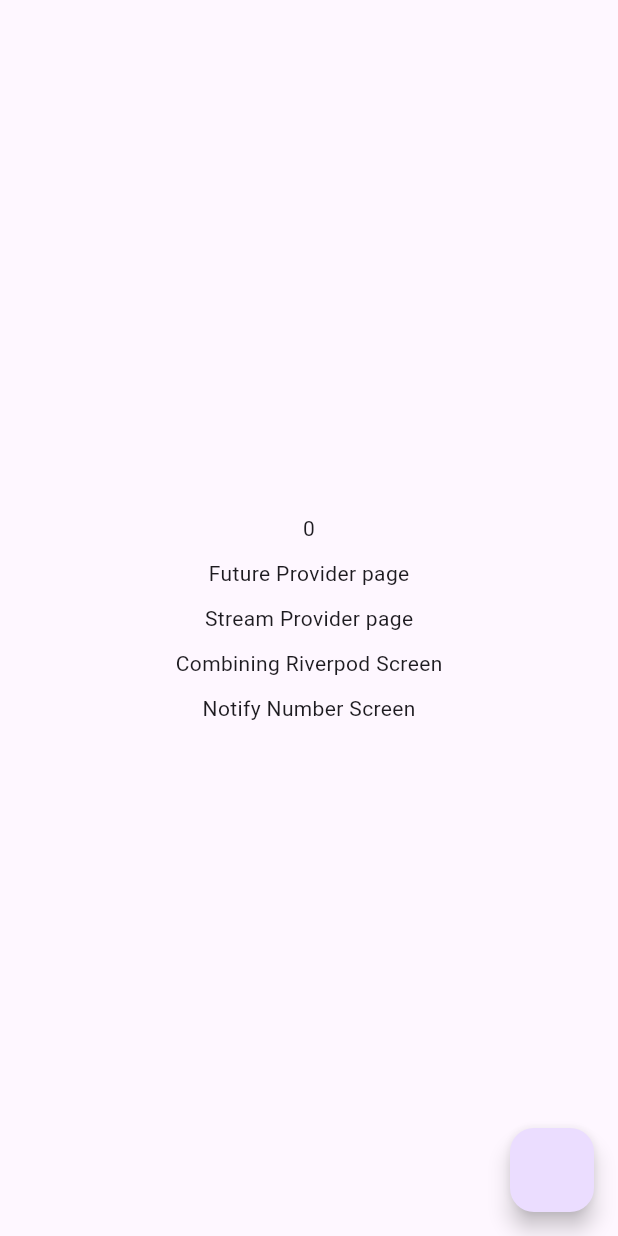
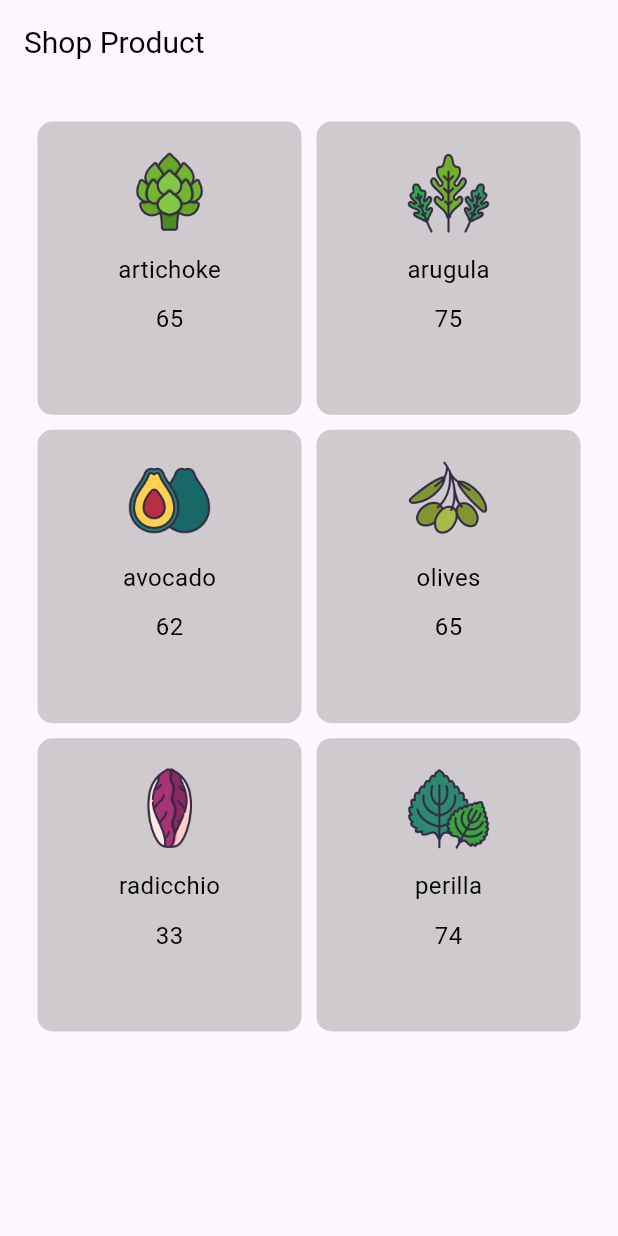
Before and after one commit to abdulrahmanahme/Flutter-Riverpod, a Flutter app: the screen it shows after launch, on a phone screen of 412 x 824 dp. Run offline on Flutter 3.47's test engine with Material 3 defaults, Android fonts, the phone set to English and light mode, and no system bars; our stand-ins replace flutter_riverpod; missing offline and left inert: dart:ffi.

Commit message:
- Add shop product

```diff
--- a/lib/main.dart
+++ b/lib/main.dart
@@ -2,6 +2,7 @@ import 'package:flutter/material.dart';
 import 'package:flutter_riverpod/flutter_riverpod.dart';
 import 'package:riverpod2/riverpod/first_example_riverpod.dart';
 import 'package:riverpod2/riverpod/second_example_riverpod.dart';
+import 'package:riverpod2/shop/view/shop_product_screen.dart';
 
 void main() {
   runApp(
@@ -20,7 +21,7 @@ class MyApp extends StatelessWidget {
         colorScheme: ColorScheme.fromSeed(seedColor: Colors.deepPurple),
         useMaterial3: true,
       ),
-      home: const FirstExampleRiverpod(),
+      home: const ShopProductScreen(),
     );
   }
 }
--- a/lib/riverpod/notify_number.dart
+++ b/lib/riverpod/notify_number.dart
@@ -1,5 +1,11 @@
 import 'package:flutter/material.dart';
+import 'package:flutter_riverpod/flutter_riverpod.dart';
 
+var notifyNumber =
+    ChangeNotifierProvider<NotifyNumber>((ref) {
+     final notifyNumber =NotifyNumber();
+     return notifyNumber;
+    });
 class NotifyNumber extends ChangeNotifier {
   int number = 0;
   increase() {
--- a/lib/riverpod/notify_number_screen.dart
+++ b/lib/riverpod/notify_number_screen.dart
@@ -2,8 +2,6 @@ import 'package:flutter/material.dart';
 import 'package:flutter_riverpod/flutter_riverpod.dart';
 import 'package:riverpod2/riverpod/notify_number.dart';
 
-var notifyNumber =
-    ChangeNotifierProvider<NotifyNumber>((ref) => NotifyNumber());
 
 class NotifyNumberScreen extends ConsumerWidget {
   const NotifyNumberScreen({super.key});
@@ -11,7 +9,6 @@ class NotifyNumberScreen extends ConsumerWidget {
   @override
   Widget build(BuildContext context, ref) {
     var numerValue = ref.watch(notifyNumber);
-
     return Scaffold(
       body: Column(
         mainAxisAlignment: MainAxisAlignment.center,
--- /dev/null
+++ b/lib/shop/product_provider/product_provider.dart
@@ -0,0 +1,29 @@
+import 'package:flutter_riverpod/flutter_riverpod.dart';
+import 'package:riverpod2/shop/product_shop_model/product_shop_model.dart';
+
+final List<ProductShopModel> productShopModel = [
+  const ProductShopModel(
+      id: '1',
+      image: 'assets/images/artichoke.png',
+      name: 'artichoke',
+      price: 65),
+  const ProductShopModel(
+      id: '2', image: 'assets/images/arugula.png', name: 'arugula', price: 75),
+  const ProductShopModel(
+      id: '3', image: 'assets/images/avocado.png', name: 'avocado', price: 62),
+  const ProductShopModel(
+      id: '4', image: 'assets/images/olives.png', name: 'olives', price: 65),
+  const ProductShopModel(
+      id: '5',
+      image: 'assets/images/radicchio.png',
+      name: 'radicchio',
+      price: 33),
+  const ProductShopModel(
+      id: '6', image: 'assets/images/perilla.png', name: 'perilla', price: 74),
+];
+
+final productShop = Provider((ref) => productShopModel);
+
+final filterProductShop = Provider((ref) {
+  return productShopModel.where((product) => product.price > 50).toList();
+});
--- /dev/null
+++ b/lib/shop/view/shop_product_screen.dart
@@ -0,0 +1,67 @@
+import 'package:flutter/material.dart';
+import 'package:flutter/rendering.dart';
+import 'package:flutter_riverpod/flutter_riverpod.dart';
+import 'package:riverpod2/shop/product_provider/product_provider.dart';
+
+class ShopProductScreen extends ConsumerWidget {
+  const ShopProductScreen({super.key});
+
+  @override
+  Widget build(BuildContext context, ref) {
+    final shopProduct = ref.watch(productShop);
+    return Scaffold(
+      appBar: AppBar(
+        title: const Text(
+          'Shop Product',
+          style: TextStyle(
+            fontSize: 20,
+            color: Colors.black,
+          ),
+        ),
+      ),
+      body: Padding(
+        padding: const EdgeInsets.all(15.0),
+        child: GridView.builder(
+          gridDelegate: const SliverGridDelegateWithFixedCrossAxisCount(
+            crossAxisCount: 2,
+            crossAxisSpacing: 10,
+            mainAxisSpacing: 10,
+            childAspectRatio: .9,
+          ),
+          itemCount: shopProduct.length, // Total number of items
+          padding: const EdgeInsets.all(10),
+          itemBuilder: (context, index) {
+            return Container(
+              decoration: BoxDecoration(
+                color: Colors.grey.withOpacity(.5),
+                borderRadius: BorderRadius.circular(10),
+              ),
+              child: Column(
+                spacing: 10,
+                children: [
+                  const SizedBox(
+                    height: 7,
+                  ),
+                  Image.asset(
+                    height: 60,
+                    width: 60,
+                    shopProduct[index].image,
+                    fit: BoxFit.cover,
+                  ),
+                  Text(
+                    shopProduct[index].name,
+                    style: const TextStyle(color: Colors.black, fontSize: 16),
+                  ),
+                  Text(
+                    shopProduct[index].price.toString(),
+                    style: const TextStyle(color: Colors.black, fontSize: 16),
+                  ),
+                ],
+              ),
+            );
+          },
+        ),
+      ),
+    );
+  }
+}
--- a/pubspec.yaml
+++ b/pubspec.yaml
@@ -61,9 +61,8 @@ flutter:
   uses-material-design: true
 
   # To add assets to your application, add an assets section, like this:
-  # assets:
-  #   - images/a_dot_burr.jpeg
-  #   - images/a_dot_ham.jpeg
+  assets:
+    - assets/images/
 
   # An image asset can refer to one or more resolution-specific "variants", see
   # https://flutter.dev/to/resolution-aware-images
```
Also changed, not shown: lib/riverpod/first_example_riverpod.dart (+7 -0 lines), lib/shop/product_shop_model/product_shop_model.dart (added, +13 -0 lines), assets/images/artichoke.png (added), assets/images/arugula.png (added), assets/images/avocado.png (added), assets/images/olives.png (added), assets/images/perilla.png (added), assets/images/radicchio.png (added), pubspec.lock.
